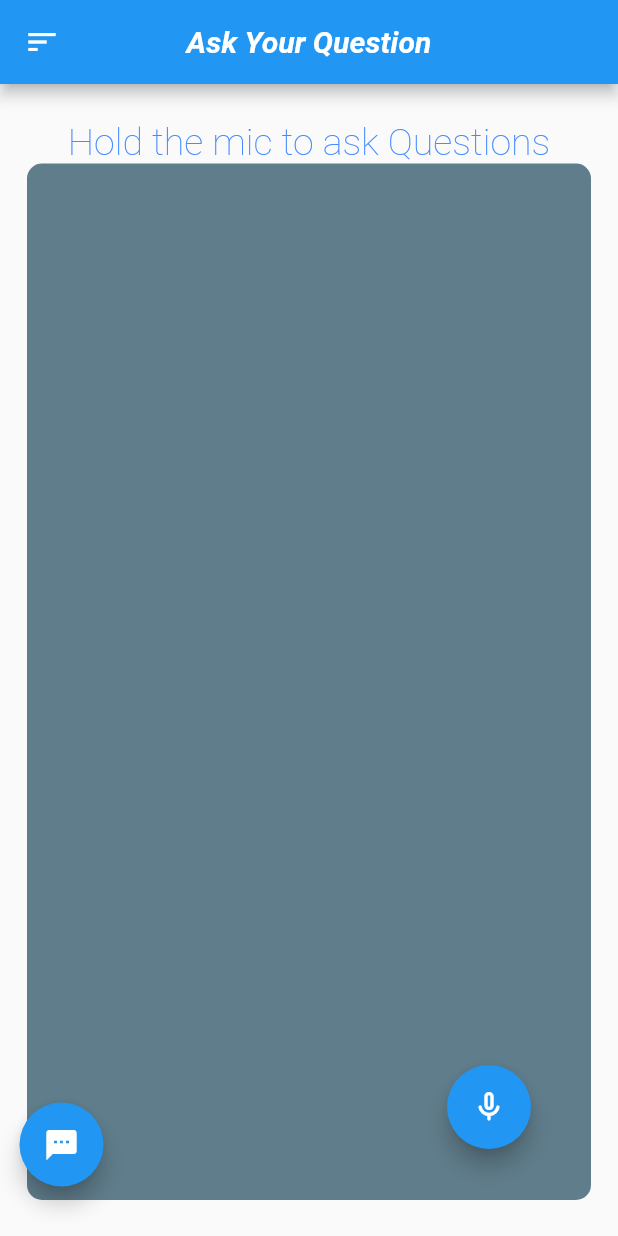
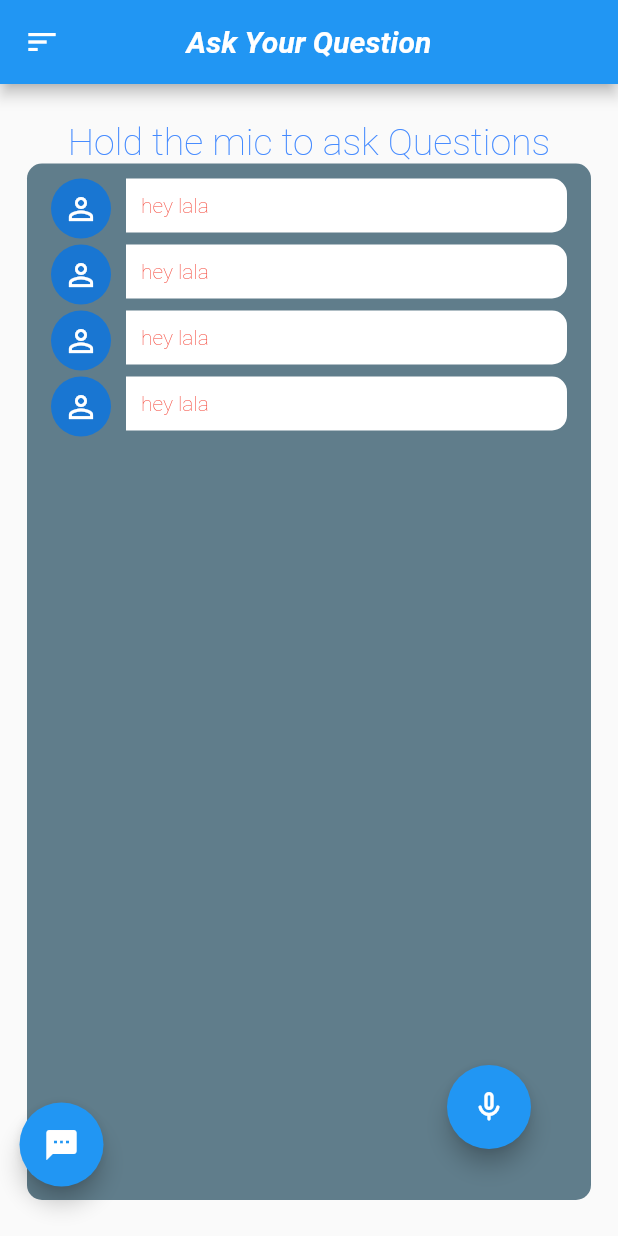
Before and after one commit to Baisalya/gyanibot, a Flutter app: the screen it shows after launch, on a phone screen of 412 x 824 dp. Run offline on Flutter 3.47's test engine with Material 2 defaults, Android fonts, the phone set to English and light mode, and no system bars; drawn by our look-alikes of avatar_glow; our stand-ins replace speech_to_text.

```diff
--- a/lib/VoiceCommand.dart
+++ b/lib/VoiceCommand.dart
@@ -123,18 +123,53 @@ class _VoiceCommandState extends State<VoiceCommand> {
                     fontSize: 25
                 ),
               ),
-              Expanded(child: Container(
-                decoration:BoxDecoration(
+              Expanded(
+                  child: Container(
+                    padding:const EdgeInsets.symmetric(horizontal:16,vertical: 10),
+                  decoration:BoxDecoration(
                   color: Colors.blueGrey,
                   borderRadius: BorderRadius.circular(10),
-
                 ),
-                ))
+                    child: ListView.builder(
+                      shrinkWrap:true,
+                      itemCount:4,
+                      itemBuilder: (BuildContext context,int index){
+                        return chatbubble();
+                      },
+                    ),
+                ),
+              ),
             ],
           ),
         ),
+    );
+  }
+  /*** for chat show ui  **/
+  Widget chatbubble(){
+    return Row(
+      crossAxisAlignment: CrossAxisAlignment.start,
+      children:[
+        CircleAvatar(
+          child:Icon(Icons.person_outline,color:Colors.white,),
+        ),
+        SizedBox(width: 10,),
+        Expanded(
+          child: Container(
+          padding: EdgeInsets.all(10),
+          margin: EdgeInsets.only(bottom: 8),
+          decoration: BoxDecoration(
+            color:Colors.white,
+            borderRadius:BorderRadius.only(topRight:Radius.circular(10),bottomRight:Radius.circular(10)),
+          ),
+          child: Text("hey lala",style:
+            TextStyle(
+              color:Colors.red,
+              fontWeight: FontWeight.w200
+            ),),
 
-
+      ),
+        ),
+    ],
     );
   }
 }
```
